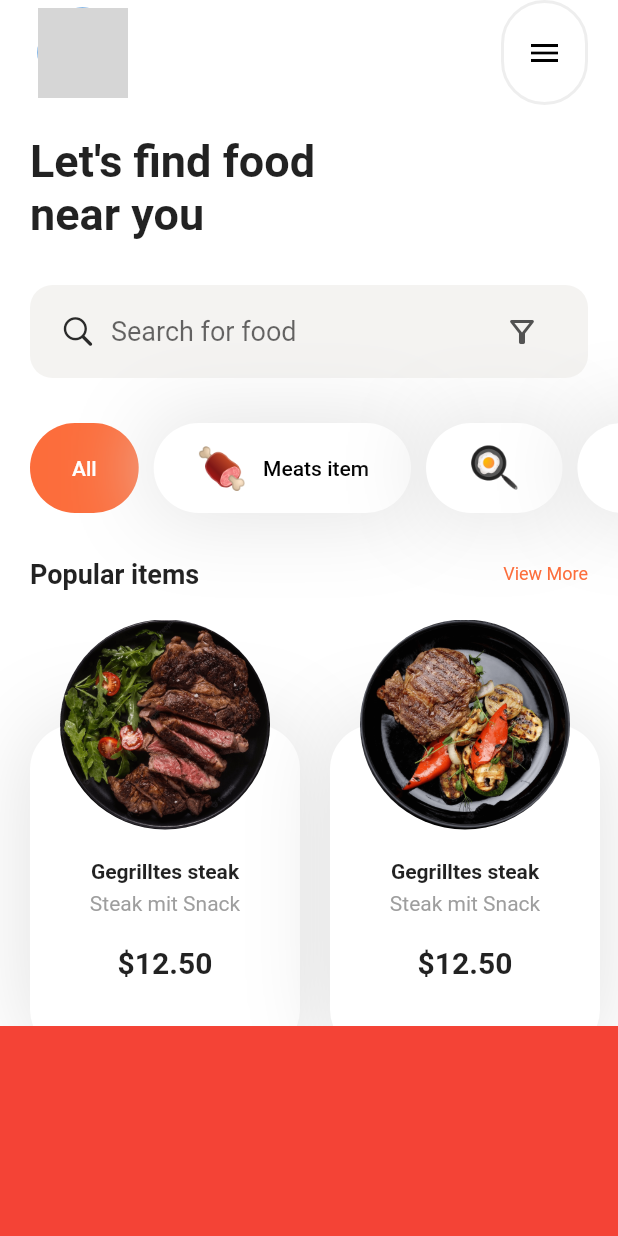
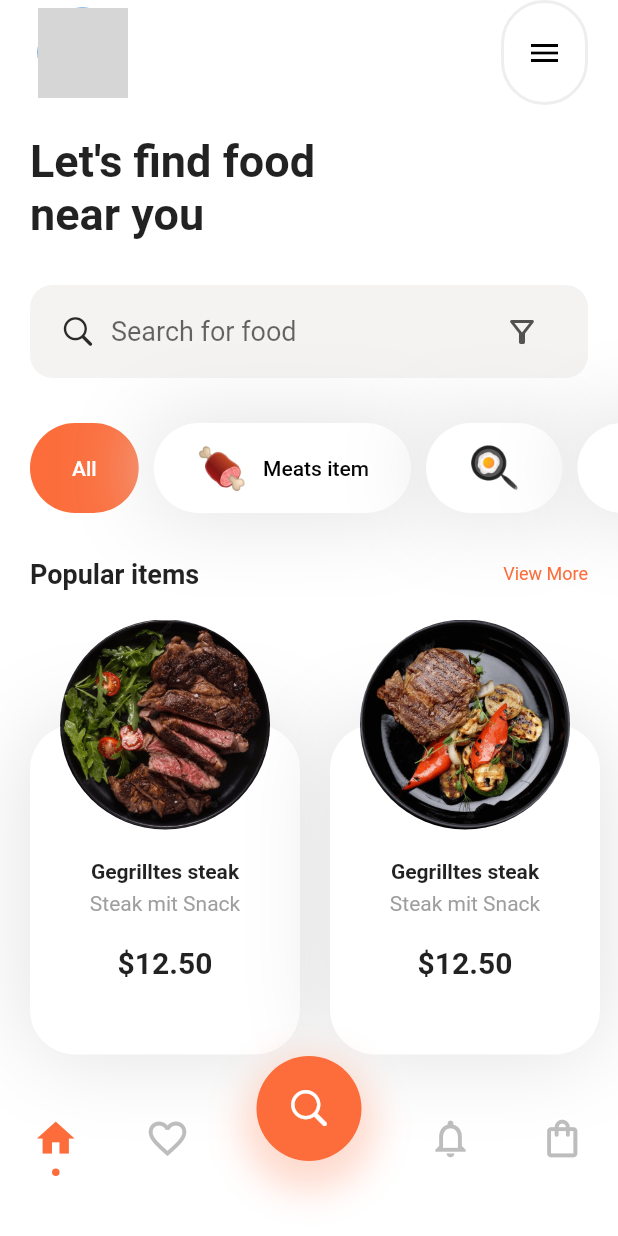
Before and after one commit to asharghi/play_around, a Flutter app: the screen it shows after launch, on a phone screen of 412 x 824 dp. Run offline on Flutter 3.47's test engine with Material 2 defaults, Android fonts, the phone set to English and light mode, and no system bars; our stand-ins replace auto_route; network calls fail; grey boxes are pictures that could not be loaded.

Commit message:
Add food bottom bar

```diff
--- a/lib/ui/food/screen/food_screen.dart
+++ b/lib/ui/food/screen/food_screen.dart
@@ -1,5 +1,5 @@
-// ignore_for_file: public_member_api_docs, sort_constructors_first
 import 'package:flutter/material.dart';
+import 'package:play_around/ui/food/widgets/food_bottom_bar.dart';
 import 'package:play_around/ui/food/widgets/food_widgets.dart';
 
 class FoodScreen extends StatelessWidget {
@@ -89,7 +89,7 @@ class FoodScreen extends StatelessWidget {
                 ],
               ),
             ),
-            Container(color: Colors.red, height: 140),
+            const FoodBottomBar()
           ],
         ),
       ),
--- /dev/null
+++ b/lib/ui/food/widgets/food_bottom_bar.dart
@@ -0,0 +1,94 @@
+import 'package:flutter/cupertino.dart';
+import 'package:flutter/material.dart';
+
+import 'food_bottom_bar_icon.dart';
+
+class FoodBottomBar extends StatefulWidget {
+  const FoodBottomBar({Key? key}) : super(key: key);
+
+  @override
+  State<FoodBottomBar> createState() => _FoodBottomBarState();
+}
+
+class _FoodBottomBarState extends State<FoodBottomBar> {
+  String selectedIcon = 'home';
+
+  @override
+  Widget build(BuildContext context) {
+    return Stack(
+      children: [
+        Padding(
+          padding: const EdgeInsets.only(top: 30),
+          child:
+              Row(mainAxisAlignment: MainAxisAlignment.spaceAround, children: [
+            FoodBottomBarIcon(
+              selectedIcon: Icons.home,
+              deselectedIcon: Icons.home_outlined,
+              isSelected: selectedIcon == 'home',
+              onTap: () => {
+                setState(() {
+                  selectedIcon = 'home';
+                })
+              },
+            ),
+            FoodBottomBarIcon(
+              selectedIcon: Icons.favorite,
+              deselectedIcon: Icons.favorite_outline,
+              isSelected: selectedIcon == 'favorite',
+              onTap: () => {
+                setState(() {
+                  selectedIcon = 'favorite';
+                })
+              },
+            ),
+            Container(
+              width: 70,
+            ),
+            FoodBottomBarIcon(
+              selectedIcon: Icons.notifications,
+              deselectedIcon: Icons.notifications_outlined,
+              isSelected: selectedIcon == 'notifications',
+              onTap: () => {
+                setState(() {
+                  selectedIcon = 'notifications';
+                })
+              },
+            ),
+            FoodBottomBarIcon(
+              selectedIcon: Icons.shopping_bag,
+              deselectedIcon: Icons.shopping_bag_outlined,
+              isSelected: selectedIcon == 'shopping_bag',
+              onTap: () => {
+                setState(() {
+                  selectedIcon = 'shopping_bag';
+                })
+              },
+            ),
+          ]),
+        ),
+        Center(
+          child: Container(
+            height: 70,
+            width: 70,
+            decoration: BoxDecoration(
+                color: Theme.of(context).primaryColor,
+                shape: BoxShape.circle,
+                boxShadow: [
+                  BoxShadow(
+                    color: Theme.of(context).primaryColor.withOpacity(0.25),
+                    spreadRadius: 10,
+                    blurRadius: 20,
+                    offset: const Offset(0, 10),
+                  ),
+                ]),
+            child: const Icon(
+              CupertinoIcons.search,
+              size: 30,
+              color: Colors.white,
+            ),
+          ),
+        )
+      ],
+    );
+  }
+}
--- /dev/null
+++ b/lib/ui/food/widgets/food_bottom_bar_icon.dart
@@ -0,0 +1,44 @@
+import 'package:flutter/material.dart';
+
+class FoodBottomBarIcon extends StatelessWidget {
+  final IconData deselectedIcon;
+  final IconData selectedIcon;
+  final bool isSelected;
+  final Function onTap;
+  const FoodBottomBarIcon({
+    Key? key,
+    required this.deselectedIcon,
+    required this.selectedIcon,
+    this.isSelected = false,
+    required this.onTap,
+  }) : super(key: key);
+
+  @override
+  Widget build(BuildContext context) {
+    return GestureDetector(
+      onTap: () => {onTap()},
+      child: Column(
+        children: [
+          Container(height: 10),
+          Icon(isSelected ? selectedIcon : deselectedIcon,
+              size: 30,
+              color: isSelected
+                  ? Theme.of(context).primaryColor
+                  : Colors.grey[400]),
+          Container(height: 5),
+          Container(
+            height: 5,
+            width: 5,
+            decoration: BoxDecoration(
+              color: isSelected
+                  ? Theme.of(context).primaryColor
+                  : Colors.transparent,
+              shape: BoxShape.circle,
+            ),
+          ),
+          Container(height: 40),
+        ],
+      ),
+    );
+  }
+}
--- a/lib/ui/food/widgets/food_widgets.dart
+++ b/lib/ui/food/widgets/food_widgets.dart
@@ -1,3 +1,4 @@
 export 'food_search_bar.dart';
 export 'food_categories.dart';
 export 'food_items.dart';
+export 'food_bottom_bar_icon.dart';
```
